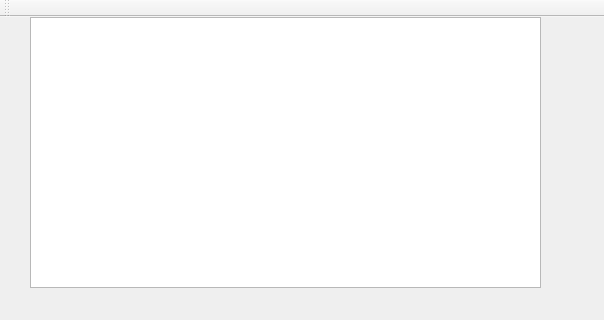
Above: mainwindow.ui from Goodr112/CSE335Project2 before the change; both pictures show x 0 to 604 and y 0 to 320 of the 604 by 646 pixel window. Below: the same form after it.
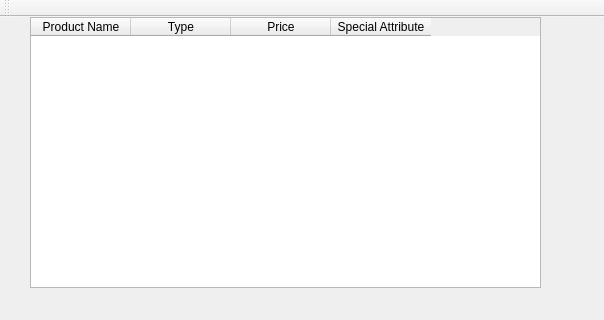
That is the form after the change. Custom widgets are drawn as their Qt base class.

Commit message: Finished Products table

```diff
--- a/mainwindow.ui
+++ b/mainwindow.ui
@@ -23,6 +23,26 @@
       <height>271</height>
      </rect>
     </property>
+    <column>
+     <property name="text">
+      <string>Product Name</string>
+     </property>
+    </column>
+    <column>
+     <property name="text">
+      <string>Type</string>
+     </property>
+    </column>
+    <column>
+     <property name="text">
+      <string>Price</string>
+     </property>
+    </column>
+    <column>
+     <property name="text">
+      <string>Special Attribute</string>
+     </property>
+    </column>
    </widget>
    <widget class="QTableWidget" name="bundlesTable">
     <property name="geometry">
```
Left out of the diff: 2 changed lines with no effect on the pictures. The commit also changes 5 other files.
